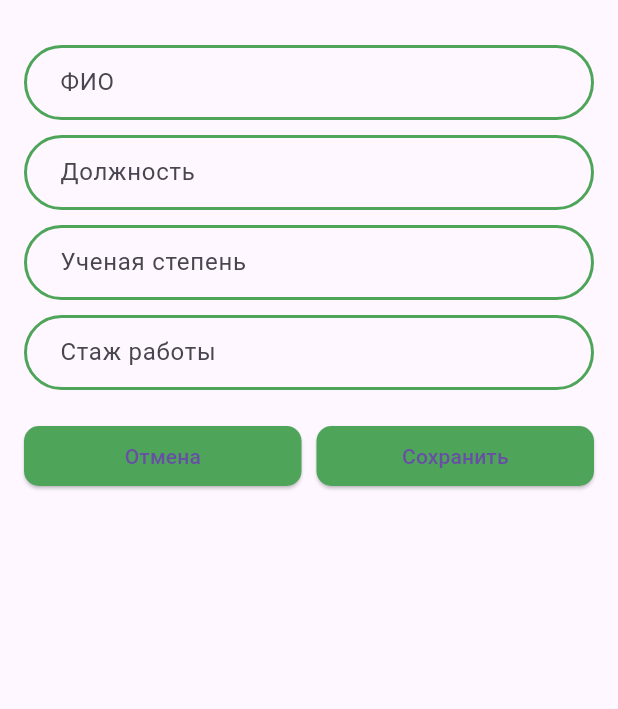
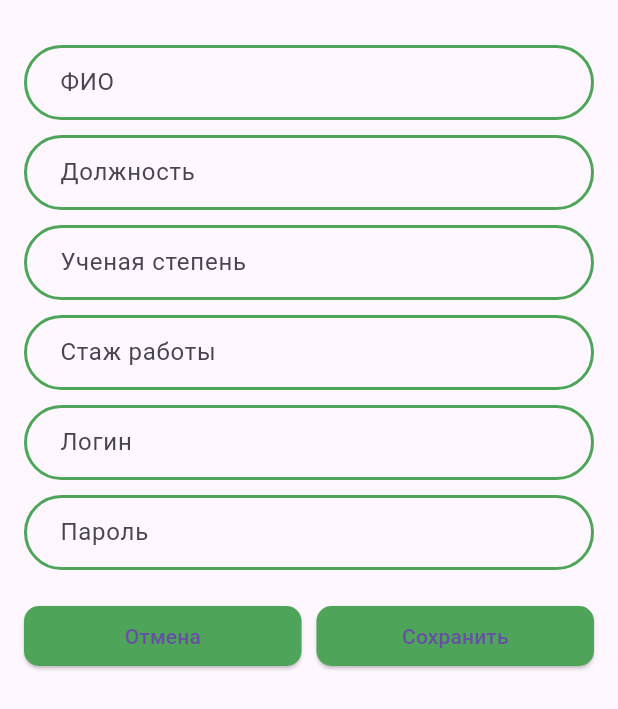
Before and after one commit to Sharaletic/Information-system-design-coursework, a Flutter app: the AddPersonPage widget shown alone on an empty page, opened directly, on a phone screen of 412 x 824 dp. Shown: the top 709 px of the screen. Run offline on Flutter 3.47's test engine with Material 3 defaults, Android fonts, the phone set to English and light mode, and no system bars; our stand-ins replace flutter_bloc, fpdart, freezed_annotation, get_it, go_router, shared_preferences and 1 more; accounts and stored records are empty; generated files the repository leaves out were written again; network calls fail.

Commit message:
Отредактировал добавление нового пользователя

```diff
--- a/coursework_pis/lib/core/utils/app_strings.dart
+++ b/coursework_pis/lib/core/utils/app_strings.dart
@@ -16,4 +16,5 @@ class AppStrings {
   static const required = 'Обязательные поля';
   static const providedValidEmail = 'Укажите действительню почту';
   static const sigIn = 'Войти';
+  static const email = '@mail.com';
 }
--- a/coursework_pis/lib/data/models/person/person_dto.dart
+++ b/coursework_pis/lib/data/models/person/person_dto.dart
@@ -12,7 +12,7 @@ class PersonDto {
       required this.workExperience,
       this.departmentId,
       required this.status});
-  final String? id;
+  String? id;
   @JsonKey(name: 'full_name')
   final String fullName;
   final String post;
--- a/coursework_pis/lib/domain/repositories/person_repository.dart
+++ b/coursework_pis/lib/domain/repositories/person_repository.dart
@@ -1,7 +1,5 @@
 import 'package:coursework_pis/core/error/failure.dart';
-import 'package:coursework_pis/data/models/person/person_dto.dart';
 import 'package:coursework_pis/domain/models/person.dart';
-import 'package:coursework_pis/domain/models/person_auth.dart';
 import 'package:fpdart/fpdart.dart';
 
 abstract interface class PersonRepository {
@@ -10,7 +8,9 @@ abstract interface class PersonRepository {
   Future<Either<Failure, List<Person>>> getPerson();
 
   Future<Either<Failure, Unit>> addPerson(
-      {required Person person});
+      {required Person person, required String userId});
+
+  Future<Either<Failure, Unit>> addUser({required Person person});
 
   Future<Either<Failure, Unit>> deletePerson({required String id});
 
--- a/coursework_pis/lib/presentation/person/bloc/person_bloc.dart
+++ b/coursework_pis/lib/presentation/person/bloc/person_bloc.dart
@@ -1,5 +1,4 @@
 import 'package:coursework_pis/core/usecases/usecase.dart';
-import 'package:coursework_pis/data/models/person/person_dto.dart';
 import 'package:coursework_pis/domain/models/person.dart';
 import 'package:coursework_pis/domain/repositories/person_repository.dart';
 import 'package:freezed_annotation/freezed_annotation.dart';
@@ -32,7 +31,7 @@ class PersonBloc extends Bloc<PersonEvent, PersonState> {
   }
 
   Future<void> _onAddPerson(_AddPerson event, Emitter<PersonState> emit) async {
-    final result = await repository.addPerson(person: event.person);
+    final result = await repository.addUser(person: event.person);
     result.fold(
         (failure) => emit(PersonState.failure(message: failure.message)),
         (unit) => add(PersonEvent.load()));
--- a/coursework_pis/lib/presentation/person/pages/add_person_page.dart
+++ b/coursework_pis/lib/presentation/person/pages/add_person_page.dart
@@ -20,6 +20,8 @@ class _AddPersonPageState extends State<AddPersonPage> {
   final _postController = TextEditingController();
   final _academicDegreeController = TextEditingController();
   final _workExperienceController = TextEditingController();
+  final _loginController = TextEditingController();
+  final _passwordController = TextEditingController();
 
   @override
   void dispose() {
@@ -73,6 +75,20 @@ class _AddPersonPageState extends State<AddPersonPage> {
                   hintText: AppStrings.workExperience,
                 ),
                 const SizedBox(
+                  height: 10.0,
+                ),
+                CustomTextFormField(
+                  controller: _loginController,
+                  hintText: AppStrings.login,
+                ),
+                const SizedBox(
+                  height: 10.0,
+                ),
+                CustomTextFormField(
+                  controller: _passwordController,
+                  hintText: AppStrings.password,
+                ),
+                const SizedBox(
                   height: 20.0,
                 ),
                 Row(
@@ -124,7 +140,8 @@ class _AddPersonPageState extends State<AddPersonPage> {
       post: _postController.text,
       academicDegree: _academicDegreeController.text,
       workExperience: _workExperienceController.text,
-      departmentId: '7c898031-adf8-4caf-978b-711644a67c76',
+      login: _loginController.text,
+      password: _passwordController.text,
       status: StatusPerson.teacher,
     );
     return person;
```
Also changed, not shown: coursework_pis/lib/data/repositories/person_repository_impl.dart (+18 -2 lines).
